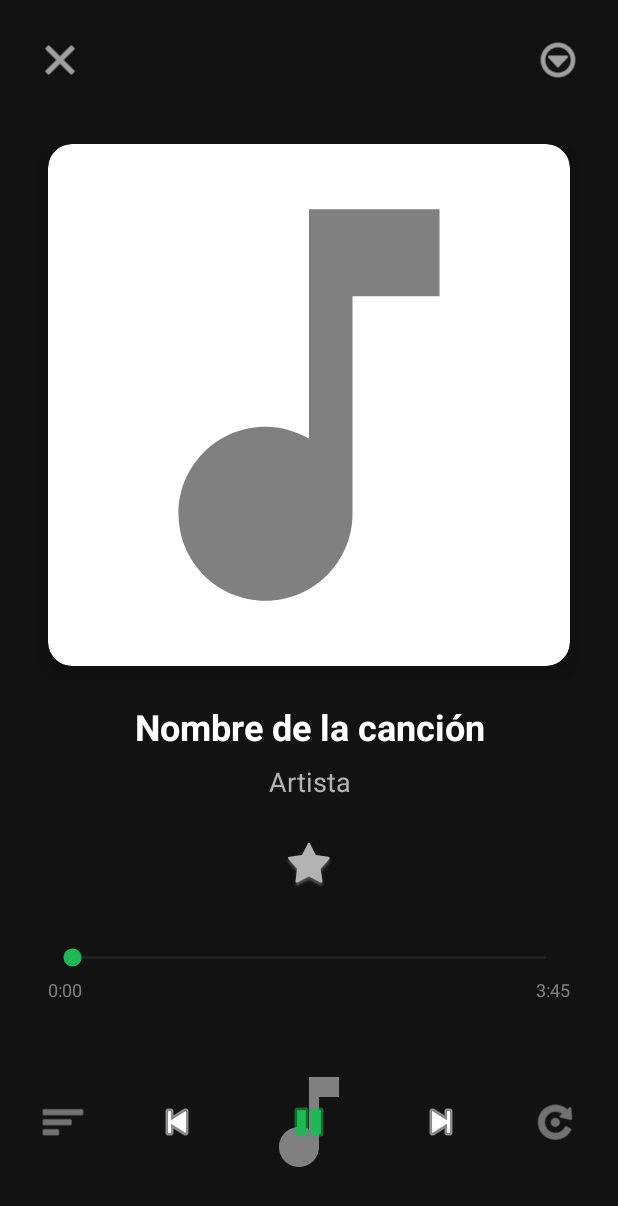
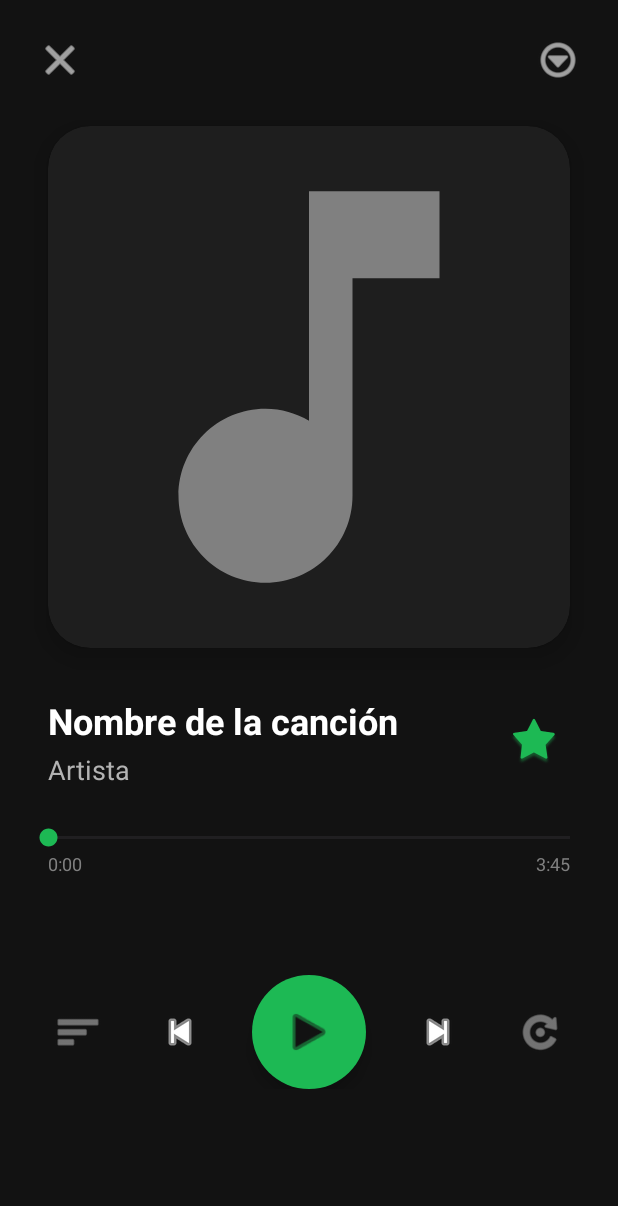
Before and after one commit to davidcastro31/reproductormp3, an Android app: the PlayerActivity screen opened directly, with no data from a screen before it, on a phone screen of 412 x 824 dp. Shown: the top 1206 px of the screen. Run offline under Robolectric (Android 15) with nearby library versions, the phone set to English and light mode, and no system bars; our stand-ins replace Room's generated code; 1 statement that could not run was skipped.

```diff
--- a/app/src/main/java/com/example/reproductormp3/MainActivity.java
+++ b/app/src/main/java/com/example/reproductormp3/MainActivity.java
@@ -212,7 +212,11 @@ public class MainActivity extends AppCompatActivity implements SongAdapter.OnSon
 
     @Override
     public void onSongClick(Song song, int position) {
-        musicPlayer.playSong(this, song);
+        // Obtener la lista actual (todas o favoritos)
+        List<Song> currentList = adapter.getSongs();
+
+        // Reproducir con playlist completa
+        musicPlayer.playWithPlaylist(this, song, currentList);
         showMiniPlayer(song);
         songViewModel.incrementPlayCount(song.getId());
     }
--- a/app/src/main/java/com/example/reproductormp3/ui/adapters/SongAdapter.java
+++ b/app/src/main/java/com/example/reproductormp3/ui/adapters/SongAdapter.java
@@ -94,6 +94,10 @@ public class SongAdapter extends RecyclerView.Adapter<SongAdapter.SongViewHolder
         notifyDataSetChanged();
     }
 
+    public List<Song> getSongs() {
+        return new ArrayList<>(songs);
+    }
+
     public Song getSongAt(int position) {
         return songs.get(position);
     }
--- /dev/null
+++ b/app/src/main/res/drawable/bg_play_button.xml
@@ -0,0 +1,9 @@
+<?xml version="1.0" encoding="utf-8"?>
+<ripple xmlns:android="http://schemas.android.com/apk/res/android"
+    android:color="#40000000">
+    <item>
+        <shape android:shape="oval">
+            <solid android:color="@color/dabri_primary" />
+        </shape>
+    </item>
+</ripple>
--- a/app/src/main/res/layout/activity_player.xml
+++ b/app/src/main/res/layout/activity_player.xml
@@ -8,44 +8,41 @@
     android:background="@color/dabri_black"
     tools:context=".ui.player.PlayerActivity">
 
-    <!-- Botón de cerrar/volver -->
     <ImageButton
         android:id="@+id/btnBack"
         android:layout_width="48dp"
         android:layout_height="48dp"
         android:layout_margin="16dp"
         android:src="@android:drawable/ic_menu_close_clear_cancel"
-        android:background="?attr/selectableItemBackgroundBorderless"
+        android:background="?attr/actionBarItemBackground"
         app:tint="@color/dabri_text_primary"
-        android:contentDescription="Volver"
         app:layout_constraintTop_toTopOf="parent"
         app:layout_constraintStart_toStartOf="parent" />
 
-    <!-- Botón de más opciones -->
     <ImageButton
         android:id="@+id/btnMore"
         android:layout_width="48dp"
         android:layout_height="48dp"
         android:layout_margin="16dp"
         android:src="@android:drawable/ic_menu_more"
-        android:background="?attr/selectableItemBackgroundBorderless"
+        android:background="?attr/actionBarItemBackground"
         app:tint="@color/dabri_text_primary"
-        android:contentDescription="Más opciones"
         app:layout_constraintTop_toTopOf="parent"
         app:layout_constraintEnd_toEndOf="parent" />
 
-    <!-- Carátula del álbum (grande) -->
     <androidx.cardview.widget.CardView
         android:id="@+id/albumArtCard"
         android:layout_width="0dp"
         android:layout_height="0dp"
-        android:layout_margin="32dp"
-        app:cardCornerRadius="16dp"
-        app:cardElevation="8dp"
+        android:layout_marginStart="32dp"
+        android:layout_marginEnd="32dp"
+        android:layout_marginTop="20dp"
+        app:cardCornerRadius="28dp"
+        app:cardElevation="10dp"
+        app:cardBackgroundColor="@color/dabri_dark_gray"
         app:layout_constraintTop_toBottomOf="@id/btnBack"
         app:layout_constraintStart_toStartOf="parent"
         app:layout_constraintEnd_toEndOf="parent"
-        app:layout_constraintBottom_toTopOf="@id/songTitle"
         app:layout_constraintDimensionRatio="1:1">
 
         <ImageView
@@ -53,167 +50,141 @@
             android:layout_width="match_parent"
             android:layout_height="match_parent"
             android:scaleType="centerCrop"
-            android:src="@drawable/ic_music_placeholder"
-            android:contentDescription="Carátula" />
+            android:src="@drawable/ic_music_placeholder" />
     </androidx.cardview.widget.CardView>
 
-    <!-- Título de la canción -->
     <TextView
         android:id="@+id/songTitle"
         android:layout_width="0dp"
         android:layout_height="wrap_content"
         android:layout_marginStart="32dp"
-        android:layout_marginEnd="32dp"
-        android:layout_marginTop="24dp"
+        android:layout_marginTop="32dp"
+        android:layout_marginEnd="16dp"
         android:text="Nombre de la canción"
         android:textColor="@color/dabri_text_primary"
         android:textSize="24sp"
         android:textStyle="bold"
-        android:gravity="center"
-        android:maxLines="2"
+        android:maxLines="1"
         android:ellipsize="end"
         app:layout_constraintTop_toBottomOf="@id/albumArtCard"
         app:layout_constraintStart_toStartOf="parent"
-        app:layout_constraintEnd_toEndOf="parent" />
+        app:layout_constraintEnd_toStartOf="@id/btnFavorite" />
 
-    <!-- Artista -->
     <TextView
         android:id="@+id/artistName"
         android:layout_width="0dp"
         android:layout_height="wrap_content"
-        android:layout_marginStart="32dp"
-        android:layout_marginEnd="32dp"
-        android:layout_marginTop="8dp"
+        android:layout_marginTop="4dp"
         android:text="Artista"
         android:textColor="@color/dabri_text_secondary"
         android:textSize="18sp"
-        android:gravity="center"
-        android:maxLines="1"
-        android:ellipsize="end"
         app:layout_constraintTop_toBottomOf="@id/songTitle"
-        app:layout_constraintStart_toStartOf="parent"
+        app:layout_constraintStart_toStartOf="@id/songTitle"
+        app:layout_constraintEnd_toEndOf="@id/songTitle" />
+
+    <ImageButton
+        android:id="@+id/btnFavorite"
+        android:layout_width="48dp"
+        android:layout_height="48dp"
+        android:layout_marginEnd="32dp"
+        android:src="@android:drawable/star_big_off"
+        android:background="?attr/actionBarItemBackground"
+        app:tint="@color/dabri_primary"
+        app:layout_constraintTop_toTopOf="@id/songTitle"
+        app:layout_constraintBottom_toBottomOf="@id/artistName"
         app:layout_constraintEnd_toEndOf="parent" />
 
-    <!-- Botón de favorito -->
-    <ImageButton
-        android:id="@+id/btnFavorite"
-        android:layout_width="56dp"
-        android:layout_height="56dp"
-        android:layout_marginTop="16dp"
-        android:src="@android:drawable/star_big_off"
-        android:background="?attr/selectableItemBackgroundBorderless"
-        app:tint="@color/dabri_text_secondary"
-        android:contentDescription="Favorito"
+    <SeekBar
+        android:id="@+id/seekBar"
+        android:layout_width="0dp"
+        android:layout_height="wrap_content"
+        android:layout_marginStart="16dp"
+        android:layout_marginEnd="16dp"
+        android:layout_marginTop="24dp"
+        android:progressTint="@color/dabri_primary"
+        android:thumbTint="@color/dabri_primary"
         app:layout_constraintTop_toBottomOf="@id/artistName"
         app:layout_constraintStart_toStartOf="parent"
         app:layout_constraintEnd_toEndOf="parent" />
 
-    <!-- Barra de progreso -->
-    <SeekBar
-        android:id="@+id/seekBar"
-        android:layout_width="0dp"
-        android:layout_height="wrap_content"
-        android:layout_marginStart="32dp"
-        android:layout_marginEnd="32dp"
-        android:layout_marginTop="24dp"
-        android:progressTint="@color/dabri_primary"
-        android:thumbTint="@color/dabri_primary"
-        app:layout_constraintTop_toBottomOf="@id/btnFavorite"
-        app:layout_constraintStart_toStartOf="parent"
-        app:layout_constraintEnd_toEndOf="parent" />
-
-    <!-- Tiempo actual -->
     <TextView
         android:id="@+id/currentTime"
         android:layout_width="wrap_content"
         android:layout_height="wrap_content"
         android:layout_marginStart="32dp"
-        android:layout_marginTop="4dp"
         android:text="0:00"
         android:textColor="@color/dabri_text_tertiary"
         android:textSize="12sp"
         app:layout_constraintTop_toBottomOf="@id/seekBar"
         app:layout_constraintStart_toStartOf="parent" />
 
-    <!-- Tiempo total -->
     <TextView
         android:id="@+id/totalTime"
         android:layout_width="wrap_content"
         android:layout_height="wrap_content"
         android:layout_marginEnd="32dp"
-        android:layout_marginTop="4dp"
         android:text="3:45"
         android:textColor="@color/dabri_text_tertiary"
         android:textSize="12sp"
         app:layout_constraintTop_toBottomOf="@id/seekBar"
         app:layout_constraintEnd_toEndOf="parent" />
 
-    <!-- Controles de reproducción -->
     <LinearLayout
         android:id="@+id/controlsLayout"
         android:layout_width="match_parent"
         android:layout_height="wrap_content"
-        android:layout_marginTop="32dp"
         android:gravity="center"
         android:orientation="horizontal"
-        app:layout_constraintTop_toBottomOf="@id/currentTime"
-        app:layout_constraintStart_toStartOf="parent"
-        app:layout_constraintEnd_toEndOf="parent">
+        android:layout_marginBottom="32dp"
+        app:layout_constraintBottom_toBottomOf="parent"
+        app:layout_constraintTop_toBottomOf="@id/currentTime">
 
-        <!-- Botón Shuffle -->
         <ImageButton
             android:id="@+id/btnShuffle"
+            android:layout_width="48dp"
+            android:layout_height="48dp"
+            android:src="@android:drawable/ic_menu_sort_by_size"
+            android:background="?attr/actionBarItemBackground"
+            app:tint="@color/dabri_text_secondary" />
+
+        <ImageButton
+            android:id="@+id/btnPrevious"
             android:layout_width="56dp"
             android:layout_height="56dp"
-            android:layout_margin="8dp"
-            android:src="@android:drawable/ic_menu_sort_by_size"
-            android:background="?attr/selectableItemBackgroundBorderless"
-            app:tint="@color/dabri_text_secondary"
-            android:contentDescription="Aleatorio" />
+            android:layout_marginStart="16dp"
+            android:src="@android:drawable/ic_media_previous"
+            android:background="?attr/actionBarItemBackground"
+            app:tint="@color/dabri_text_primary" />
 
-        <!-- Botón Anterior -->
-        <ImageButton
-            android:id="@+id/btnPrevious"
-            android:layout_width="64dp"
-            android:layout_height="64dp"
-            android:layout_margin="8dp"
-            android:src="@android:drawable/ic_media_previous"
-            android:background="?attr/selectableItemBackgroundBorderless"
-            app:tint="@color/dabri_text_primary"
-            android:contentDescription="Anterior" />
-
-        <!-- Botón Play/Pause (grande) -->
         <ImageButton
             android:id="@+id/btnPlayPause"
-            android:layout_width="80dp"
-            android:layout_height="80dp"
-            android:layout_margin="8dp"
-            android:src="@android:drawable/ic_media_pause"
-            android:background="@drawable/ic_music_placeholder"
-            app:tint="@color/dabri_primary"
-            android:contentDescription="Play/Pause" />
+            android:layout_width="76dp"
+            android:layout_height="76dp"
+            android:layout_marginStart="20dp"
+            android:layout_marginEnd="20dp"
+            android:padding="20dp"
+            android:scaleType="fitCenter"
+            android:src="@android:drawable/ic_media_play"
+            android:background="@drawable/bg_play_button"
+            app:tint="@color/dabri_black"
+            android:elevation="6dp" />
 
-        <!-- Botón Siguiente -->
         <ImageButton
             android:id="@+id/btnNext"
-            android:layout_width="64dp"
-            android:layout_height="64dp"
-            android:layout_margin="8dp"
+            android:layout_width="56dp"
+            android:layout_height="56dp"
+            android:layout_marginEnd="16dp"
             android:src="@android:drawable/ic_media_next"
-            android:background="?attr/selectableItemBackgroundBorderless"
-            app:tint="@color/dabri_text_primary"
-            android:contentDescription="Siguiente" />
+            android:background="?attr/actionBarItemBackground"
+            app:tint="@color/dabri_text_primary" />
 
-        <!-- Botón Repeat -->
         <ImageButton
             android:id="@+id/btnRepeat"
-            android:layout_width="56dp"
-            android:layout_height="56dp"
-            android:layout_margin="8dp"
+            android:layout_width="48dp"
+            android:layout_height="48dp"
             android:src="@android:drawable/ic_menu_rotate"
-            android:background="?attr/selectableItemBackgroundBorderless"
-            app:tint="@color/dabri_text_secondary"
-            android:contentDescription="Repetir" />
+            android:background="?attr/actionBarItemBackground"
+            app:tint="@color/dabri_text_secondary" />
     </LinearLayout>
 
 </androidx.constraintlayout.widget.ConstraintLayout>
```
Also changed, not shown: app/src/main/java/com/example/reproductormp3/ui/player/PlayerActivity.java (+126 -16 lines).
